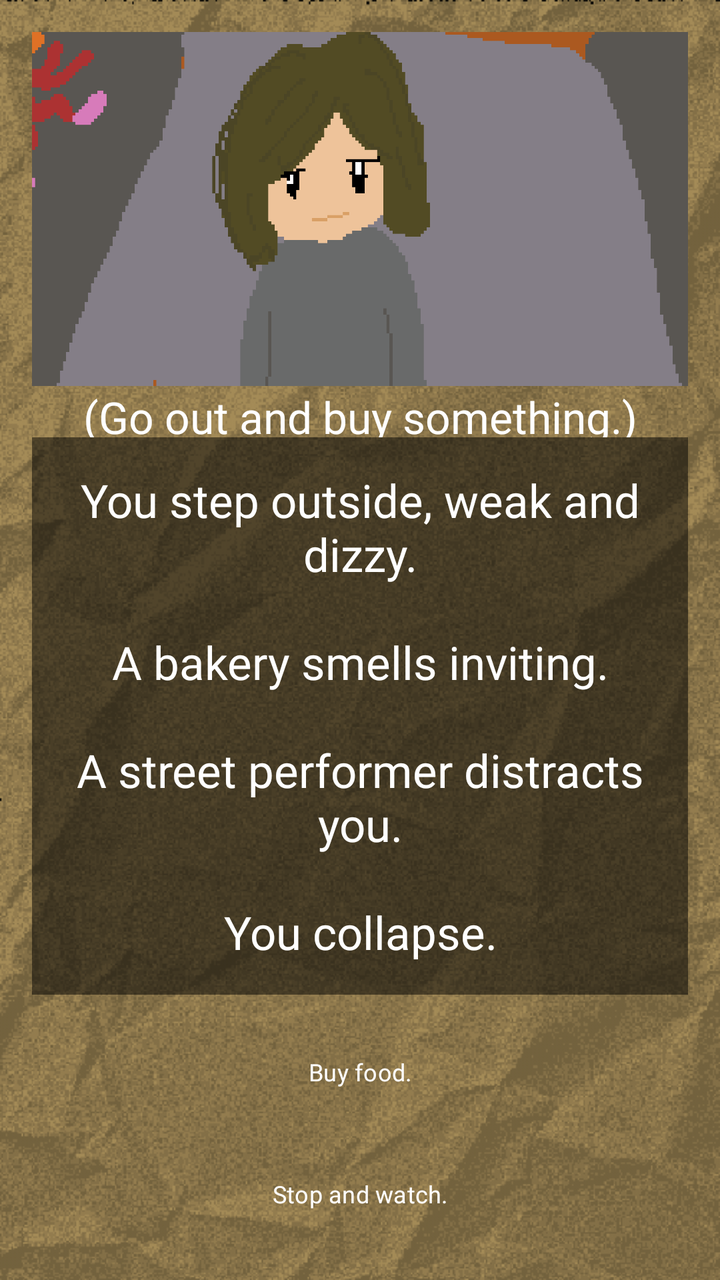
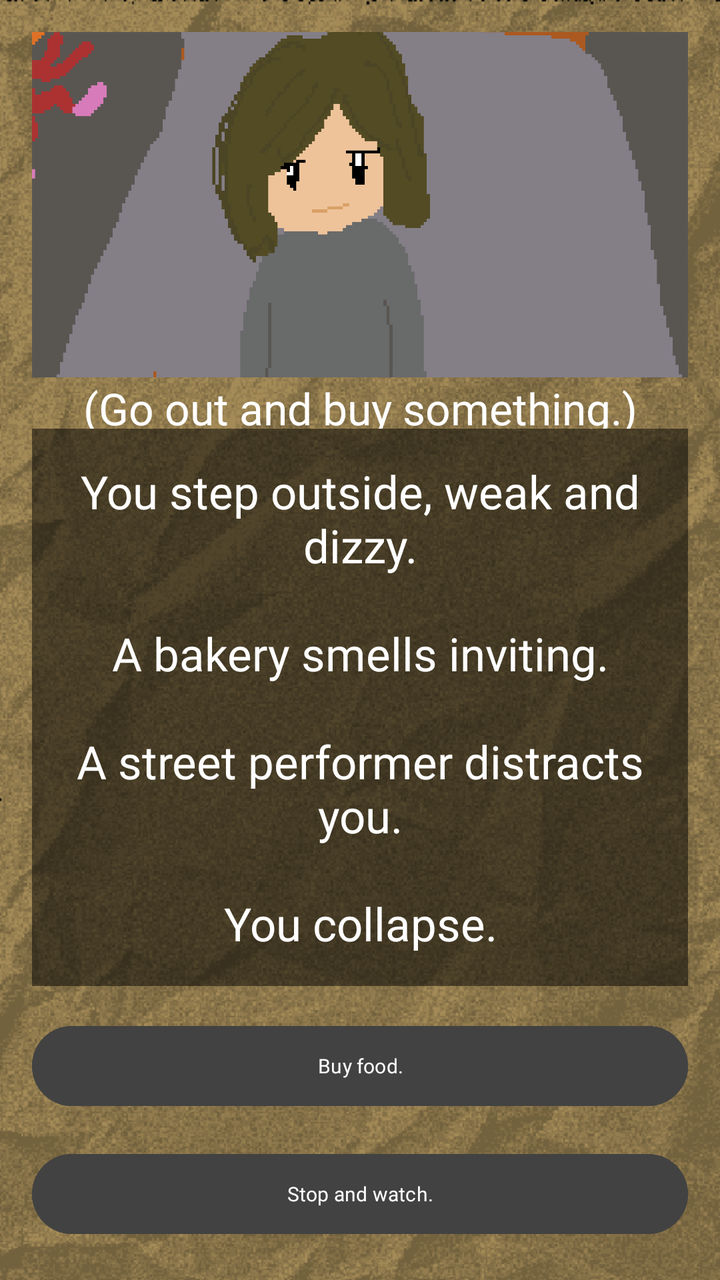

Two renders of the same Android screen: before a commit and after it. Below are the layout's source before the change and the commit's diff.
<!-- AndroidManifest.xml: application theme Theme.ChoiceQuest -->
<!-- res/layout/activity_page2_2_2.xml -->
<?xml version="1.0" encoding="utf-8"?>
<LinearLayout xmlns:android="http://schemas.android.com/apk/res/android"
    xmlns:app="http://schemas.android.com/apk/res-auto"
    xmlns:tools="http://schemas.android.com/tools"
    android:layout_width="match_parent"
    android:layout_height="match_parent"
    android:id="@+id/page2_2_2"
    android:background="@drawable/papertexture_"
    android:backgroundTint="#f8e7c2"
    android:backgroundTintMode="multiply"
    android:gravity="center"
    android:orientation="vertical"
    android:padding="16dp"
    tools:context=".Page2_2_2">

    <View
        android:layout_width="match_parent"
        android:layout_height="0dp"
        android:layout_weight="1"/>

    <ImageView
        android:id="@+id/imageView"
        android:layout_width="412dp"
        android:layout_height="250dp"
        android:src="@drawable/page2_2_2" />

    <View
        android:layout_width="match_parent"
        android:layout_height="1dp"
        android:layout_weight="0.1"/>
    <TextView
        android:layout_width="match_parent"
        android:layout_height="25dp"
        android:gravity="center"
        android:fontFamily="@font/pixelspace"
        android:textSize="22sp"
        android:text="(Go out and buy something.)"
        android:textColor="@color/white"/>

    <View
        android:layout_width="match_parent"
        android:layout_height="1dp"
        android:layout_weight="0.3"/>

    <TextView
        android:layout_width="match_parent"
        android:layout_height="wrap_content"
        android:id="@+id/tv_page2_2_2"
        android:fontFamily="@font/pixelgame_font"
        android:gravity="center"
        android:padding="16dp"
        android:background="#80000000"
        android:text="You step outside, weak and dizzy.\n\nA bakery smells inviting.\n\nA street performer distracts you.\n\nYou collapse."
        android:textColor="@color/white"
        android:textSize="23sp"
        android:layout_marginBottom="16dp"/>

    <View
        android:layout_width="match_parent"
        android:layout_height="1dp"
        android:layout_weight="0.5"/>

    <Button
        android:id="@+id/btnOption1"
        android:layout_width="410dp"
        android:layout_height="45dp"
        android:text="Buy food."
        android:background="@android:color/transparent"
        android:fontFamily="@font/quest_font"
        android:textSize="12sp"
        android:layout_marginBottom="16dp"
        android:onClick="page2_2_2_1"/>

    <Button
        android:id="@+id/btnOption2"
        android:layout_width="410dp"
        android:layout_height="45dp"
        android:text="Stop and watch."
        android:background="@android:color/transparent"
        android:fontFamily="@font/quest_font"
        android:textSize="12sp"
        android:layout_marginBottom="16dp"
        android:onClick="page2_2_2_2"/>

    <Button
        android:id="@+id/btnOption3"
        android:layout_width="410dp"
        android:layout_height="45dp"
        android:layout_marginBottom="16dp"
        android:background="@android:color/transparent"
        android:fontFamily="@font/quest_font"
        android:text="Let yourself fall."
        android:textSize="12sp"
        android:onClick="page2_2_2_3"/>

    <View
        android:layout_width="match_parent"
        android:layout_height="1dp"
        android:layout_weight="1"/>

</LinearLayout>
<!-- resources referenced by this layout -->
<resources>
  <color name="white">#FFFFFF</color>
  <!-- drawable page2_2_2: png bitmap (drawable, 23668 bytes) -->
  <!-- drawable papertexture_: png bitmap (drawable, 156948 bytes) -->
  <style name="Theme.ChoiceQuest" parent="Base.Theme.ChoiceQuest" />
  <style name="Base.Theme.ChoiceQuest" parent="Theme.Material3.DayNight.NoActionBar">
          
          
      </style>
</resources>

<!-- the commit's change to res/layout/activity_page2_2_2.xml (unified diff, before → after) -->
@@ -62,35 +62,35 @@
 
     <Button
         android:id="@+id/btnOption1"
-        android:layout_width="410dp"
-        android:layout_height="45dp"
+        android:layout_width="match_parent"
+        android:layout_height="wrap_content"
         android:text="Buy food."
-        android:background="@android:color/transparent"
-        android:fontFamily="@font/quest_font"
-        android:textSize="12sp"
+  android:textSize="10sp"
+        android:textColor="@color/white"
+        android:backgroundTint="@color/cardview_dark_background"        android:fontFamily="@font/quest_font"
         android:layout_marginBottom="16dp"
         android:onClick="page2_2_2_1"/>
 
     <Button
         android:id="@+id/btnOption2"
-        android:layout_width="410dp"
-        android:layout_height="45dp"
+        android:layout_width="match_parent"
+        android:layout_height="wrap_content"
         android:text="Stop and watch."
-        android:background="@android:color/transparent"
-        android:fontFamily="@font/quest_font"
-        android:textSize="12sp"
+  android:textSize="10sp"
+        android:textColor="@color/white"
+        android:backgroundTint="@color/cardview_dark_background"        android:fontFamily="@font/quest_font"
         android:layout_marginBottom="16dp"
         android:onClick="page2_2_2_2"/>
 
     <Button
         android:id="@+id/btnOption3"
-        android:layout_width="410dp"
-        android:layout_height="45dp"
+        android:layout_width="match_parent"
+        android:layout_height="wrap_content"
         android:layout_marginBottom="16dp"
-        android:background="@android:color/transparent"
-        android:fontFamily="@font/quest_font"
+  android:textSize="10sp"
+        android:textColor="@color/white"
+        android:backgroundTint="@color/cardview_dark_background"        android:fontFamily="@font/quest_font"
         android:text="Let yourself fall."
-        android:textSize="12sp"
         android:onClick="page2_2_2_3"/>
 
     <View
